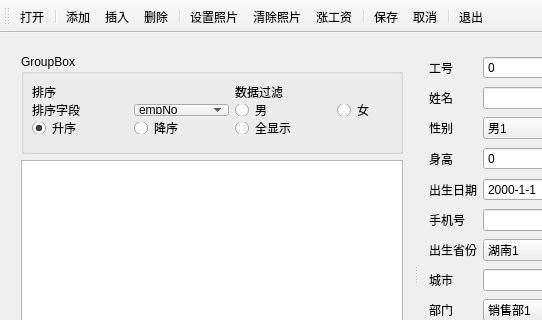
Before: the Qt Designer form samp11_1/mainwindow.ui in 18616378431/QTProjects, drawn with Qt 5; both pictures show x 0 to 542 and y 0 to 320 of the 992 by 549 pixel window.
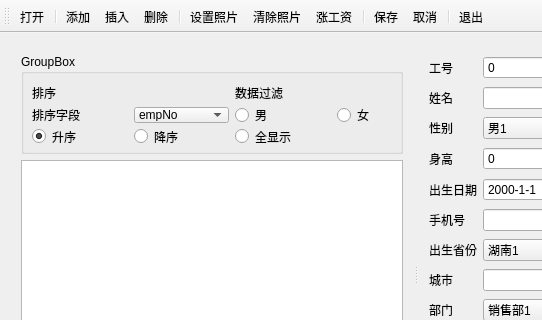
After: the same form once the commit is applied.

What changed in the file:
```diff
--- a/samp11_1/mainwindow.ui
+++ b/samp11_1/mainwindow.ui
@@ -43,13 +43,13 @@
          <property name="title">
           <string>GroupBox</string>
          </property>
-         <widget class="QWidget" name="">
+         <widget class="QWidget" name="layoutWidget">
           <property name="geometry">
            <rect>
             <x>0</x>
             <y>20</y>
             <width>422</width>
-            <height>71</height>
+            <height>81</height>
            </rect>
           </property>
           <layout class="QGridLayout" name="gridLayout">
```
Left out of the diff: 12 changed lines with no effect on the pictures.
